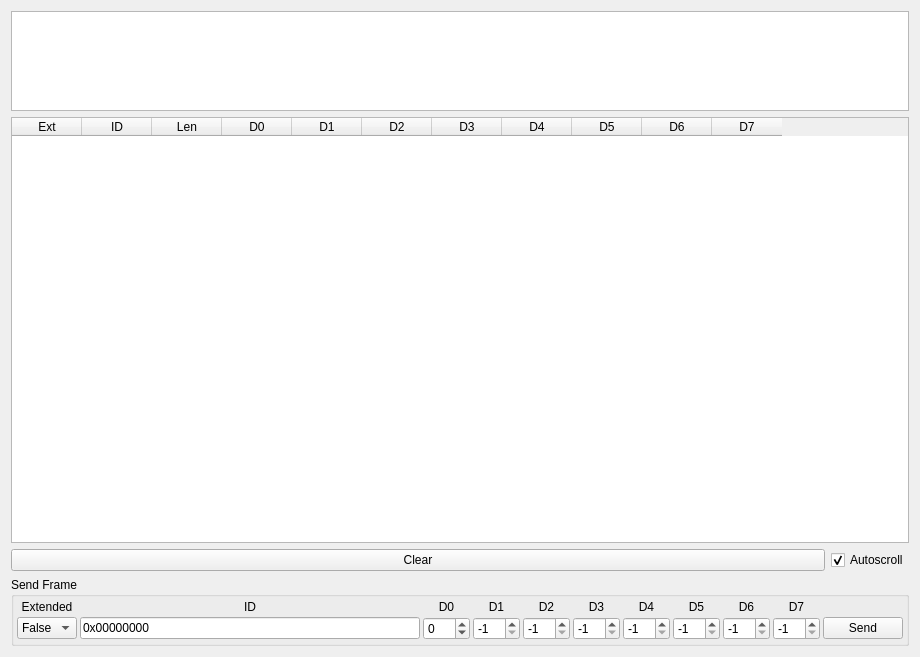
Before: the Qt Designer form pages/pagecananalyzer.ui in vedderb/vesc_tool, drawn with Qt 5.
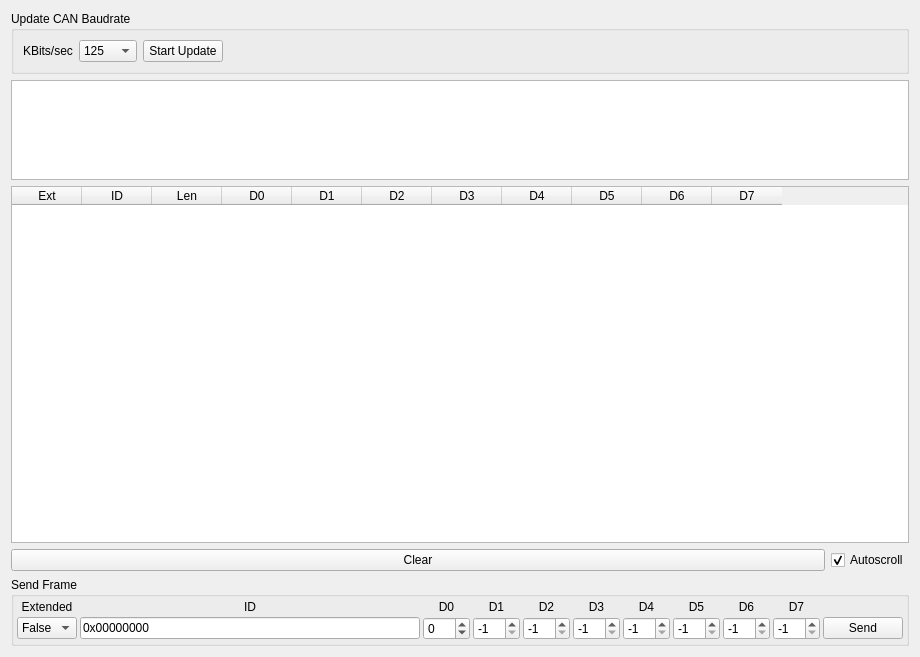
After: the same form once the commit is applied. Icons and pictures are not drawn. Custom widgets are drawn as their Qt base class.

Commit message: Coordinated CAN baudrate update support

```diff
--- a/pages/pagecananalyzer.ui
+++ b/pages/pagecananalyzer.ui
@@ -14,6 +14,91 @@
    <string>Form</string>
   </property>
   <layout class="QVBoxLayout" name="verticalLayout">
+   <item>
+    <widget class="QGroupBox" name="groupBox_2">
+     <property name="title">
+      <string>Update CAN Baudrate</string>
+     </property>
+     <layout class="QHBoxLayout" name="horizontalLayout_2">
+      <item>
+       <widget class="QLabel" name="label_11">
+        <property name="text">
+         <string>KBits/sec</string>
+        </property>
+       </widget>
+      </item>
+      <item>
+       <widget class="QComboBox" name="canBaudBox">
+        <item>
+         <property name="text">
+          <string>125</string>
+         </property>
+        </item>
+        <item>
+         <property name="text">
+          <string>250</string>
+         </property>
+        </item>
+        <item>
+         <property name="text">
+          <string>500</string>
+         </property>
+        </item>
+        <item>
+         <property name="text">
+          <string>1000</string>
+         </property>
+        </item>
+        <item>
+         <property name="text">
+          <string>10</string>
+         </property>
+        </item>
+        <item>
+         <property name="text">
+          <string>20</string>
+         </property>
+        </item>
+        <item>
+         <property name="text">
+          <string>50</string>
+         </property>
+        </item>
+        <item>
+         <property name="text">
+          <string>75</string>
+         </property>
+        </item>
+        <item>
+         <property name="text">
+          <string>100</string>
+         </property>
+        </item>
+       </widget>
+      </item>
+      <item>
+       <widget class="QPushButton" name="updateCanBaudButton">
+        <property name="text">
+         <string>Start Update</string>
+        </property>
+       </widget>
+      </item>
+      <item>
+       <spacer name="horizontalSpacer_3">
+        <property name="orientation">
+         <enum>Qt::Orientation::Horizontal</enum>
+        </property>
+        <property name="sizeHint" stdset="0">
+         <size>
+          <width>490</width>
+          <height>20</height>
+         </size>
+        </property>
+       </spacer>
+      </item>
+     </layout>
+    </widget>
+   </item>
    <item>
     <widget class="ParamTable" name="paramTable">
      <property name="maximumSize">
```
Left out of the diff: 22 changed lines with no effect on the pictures. The commit also changes 10 other files.
